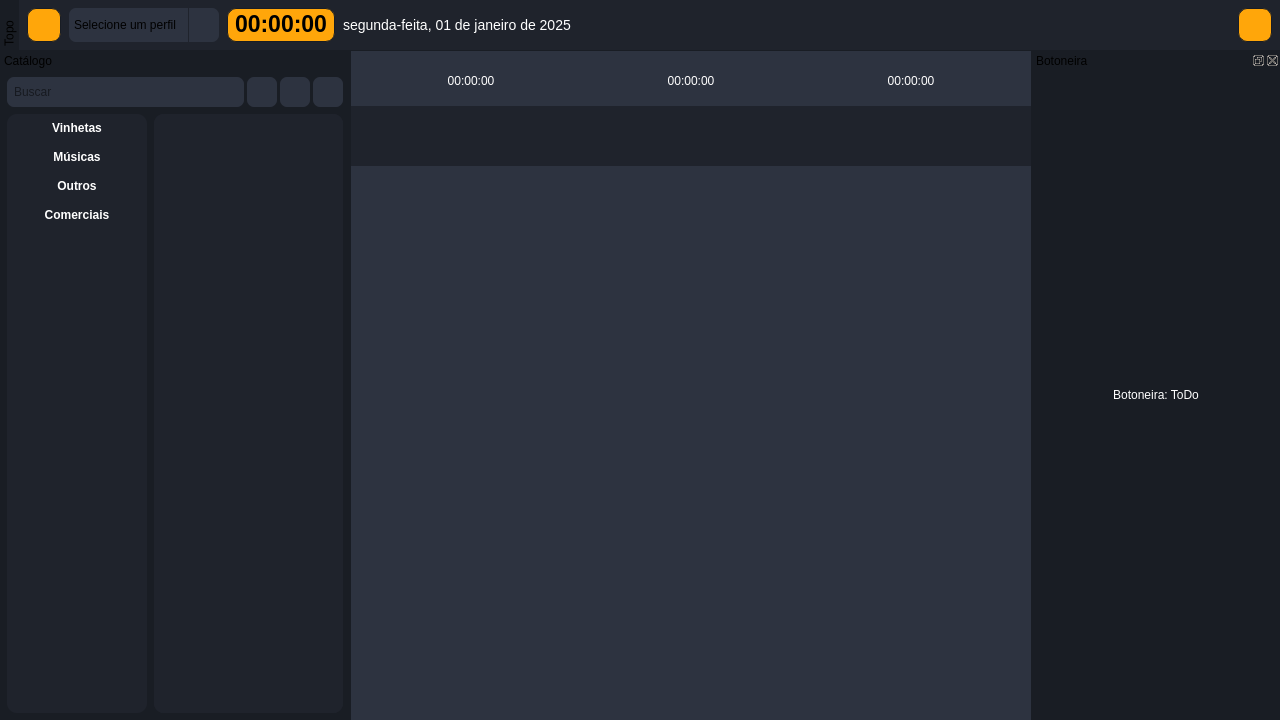
The window that frontend/flow.ui (BrunoCardosoFS/NaxiStudioFlow) describes before a commit, drawn with Qt 5.
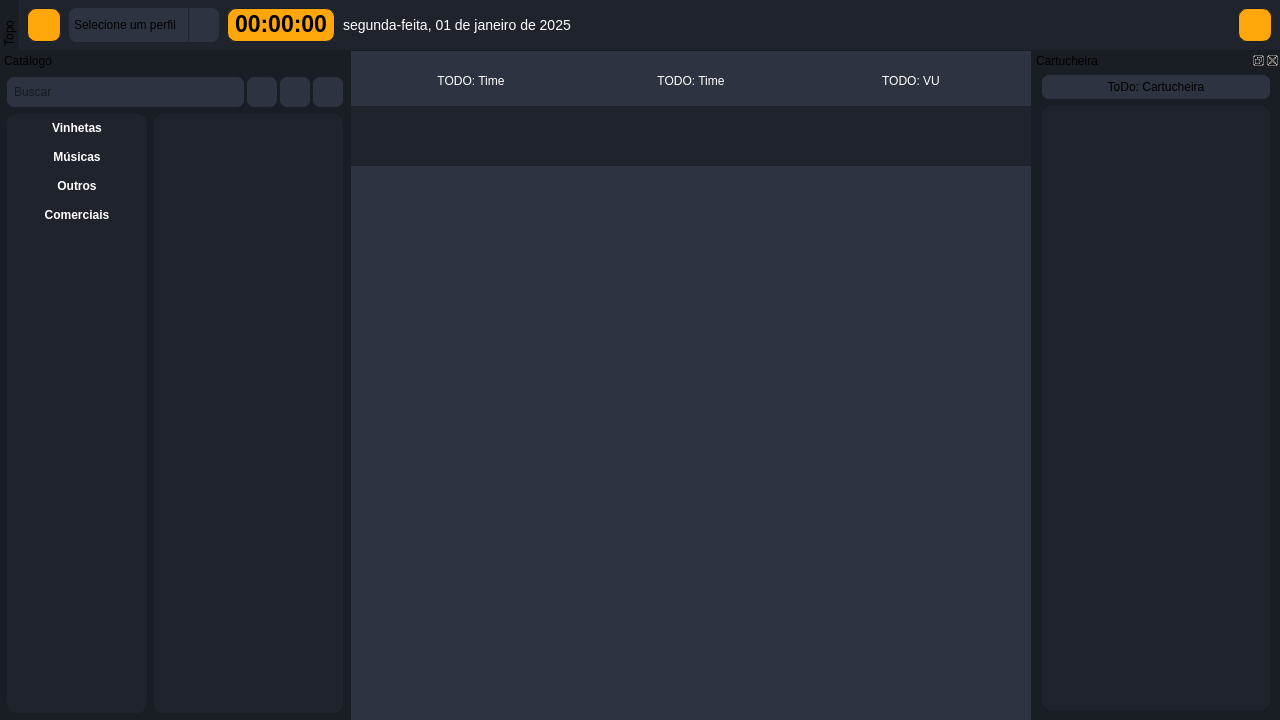
The same window after the commit. Icons and pictures are not drawn.

What changed in the file:
```diff
--- a/frontend/flow.ui
+++ b/frontend/flow.ui
@@ -17,7 +17,7 @@
    </size>
   </property>
   <property name="windowTitle">
-   <string>NaxiStudio Flow</string>
+   <string notr="true">NaxiStudio Flow</string>
   </property>
   <property name="styleSheet">
    <string notr="true">#Flow{
@@ -189,17 +189,17 @@
 
 /* Doc Catalog */
 
-#DocCatalog, #DocCatalogWidget{
+QDockWidget, #DocCatalogWidget, #DocCartWallWidget{
 	background-color: #191D24;
 }
 
-#DocCatalog QScrollArea{
+#DocCatalog QScrollArea, #DocCartWallWidget QScrollArea{
 	background-color: #1F232C;
 	border: none;
 	border-radius: 10px;
 }
 
-#FilesListContent, #FoldersListContent{
+#FilesListContent, #FoldersListContent, #DocCartWallScrollWidget{
 	background-color: #1F232C;
 	border-radius: 10px;
 }
@@ -360,7 +360,7 @@
              </sizepolicy>
             </property>
             <property name="text">
-             <string>00:00:00</string>
+             <string notr="true">TODO: Time</string>
             </property>
             <property name="scaledContents">
              <bool>false</bool>
@@ -379,7 +379,7 @@
              </sizepolicy>
             </property>
             <property name="text">
-             <string>00:00:00</string>
+             <string notr="true">TODO: Time</string>
             </property>
             <property name="scaledContents">
              <bool>false</bool>
@@ -398,7 +398,7 @@
              </sizepolicy>
             </property>
             <property name="text">
-             <string>00:00:00</string>
+             <string notr="true">TODO: VU</string>
             </property>
             <property name="scaledContents">
              <bool>false</bool>
@@ -464,26 +464,7 @@
            </spacer>
           </item>
           <item>
-           <spacer name="horizontalSpacer_5">
-            <property name="cursor">
-             <cursorShape>ArrowCursor</cursorShape>
-            </property>
-            <property name="orientation">
-             <enum>Qt::Orientation::Horizontal</enum>
-            </property>
-            <property name="sizeType">
-             <enum>QSizePolicy::Policy::Fixed</enum>
-            </property>
-            <property name="sizeHint" stdset="0">
-             <size>
-              <width>30</width>
-              <height>20</height>
-             </size>
-            </property>
-           </spacer>
-          </item>
-          <item>
-           <widget class="QPushButton" name="btnRepeat">
+           <widget class="QPushButton" name="btnNext">
             <property name="sizePolicy">
              <sizepolicy hsizetype="Fixed" vsizetype="Fixed">
               <horstretch>0</horstretch>
@@ -510,7 +491,7 @@
             </property>
             <property name="icon">
              <iconset resource="resources/flow.qrc">
-              <normaloff>:/images/icons/repeat.svg</normaloff>:/images/icons/repeat.svg</iconset>
+              <normaloff>:/images/icons/next.svg</normaloff>:/images/icons/next.svg</iconset>
             </property>
             <property name="iconSize">
              <size>
@@ -596,44 +577,6 @@
             </property>
            </widget>
           </item>
-          <item>
-           <widget class="QPushButton" name="btnNext">
-            <property name="sizePolicy">
-             <sizepolicy hsizetype="Fixed" vsizetype="Fixed">
-              <horstretch>0</horstretch>
-              <verstretch>0</verstretch>
-             </sizepolicy>
-            </property>
-            <property name="minimumSize">
-             <size>
-              <width>34</width>
-              <height>34</height>
-             </size>
-            </property>
-            <property name="maximumSize">
-             <size>
-              <width>34</width>
-              <height>34</height>
-             </size>
-            </property>
-            <property name="cursor">
-             <cursorShape>PointingHandCursor</cursorShape>
-            </property>
-            <property name="text">
-             <string/>
-            </property>
-            <property name="icon">
-             <iconset resource="resources/flow.qrc">
-              <normaloff>:/images/icons/next.svg</normaloff>:/images/icons/next.svg</iconset>
-            </property>
-            <property name="iconSize">
-             <size>
-              <width>28</width>
-              <height>28</height>
-             </size>
-            </property>
-           </widget>
-          </item>
           <item>
            <widget class="QPushButton" name="btnStop">
             <property name="sizePolicy">
@@ -1206,7 +1149,7 @@
     </layout>
    </widget>
   </widget>
-  <widget class="QDockWidget" name="DoclRight">
+  <widget class="QDockWidget" name="DocCartWall">
    <property name="minimumSize">
     <size>
      <width>248</width>
@@ -1223,21 +1166,112 @@
     <set>Qt::DockWidgetArea::LeftDockWidgetArea|Qt::DockWidgetArea::RightDockWidgetArea</set>
    </property>
    <property name="windowTitle">
-    <string>Botoneira</string>
+    <string>Cartucheira</string>
    </property>
    <attribute name="dockWidgetArea">
     <number>2</number>
    </attribute>
-   <widget class="QWidget" name="DoclRightWidget">
+   <widget class="QWidget" name="DocCartWallWidget">
     <layout class="QVBoxLayout" name="verticalLayout_3">
+     <property name="spacing">
+      <number>2</number>
+     </property>
+     <property name="leftMargin">
+      <number>10</number>
+     </property>
+     <property name="topMargin">
+      <number>0</number>
+     </property>
+     <property name="rightMargin">
+      <number>10</number>
+     </property>
+     <property name="bottomMargin">
+      <number>10</number>
+     </property>
      <item>
-      <widget class="QLabel" name="label_2">
-       <property name="text">
-        <string>Botoneira: ToDo</string>
+      <widget class="QWidget" name="widget" native="true">
+       <property name="sizePolicy">
+        <sizepolicy hsizetype="Expanding" vsizetype="Fixed">
+         <horstretch>0</horstretch>
+         <verstretch>0</verstretch>
+        </sizepolicy>
        </property>
-       <property name="alignment">
-        <set>Qt::AlignmentFlag::AlignCenter</set>
+       <property name="minimumSize">
+        <size>
+         <width>0</width>
+         <height>30</height>
+        </size>
        </property>
+       <property name="maximumSize">
+        <size>
+         <width>16777215</width>
+         <height>60</height>
+        </size>
+       </property>
+       <layout class="QHBoxLayout" name="horizontalLayout_4">
+        <property name="spacing">
+         <number>5</number>
+        </property>
+        <property name="leftMargin">
+         <number>0</number>
+        </property>
+        <property name="topMargin">
+         <number>5</number>
+        </property>
+        <property name="rightMargin">
+         <number>0</number>
+        </property>
+        <property name="bottomMargin">
+         <number>5</number>
+        </property>
+        <item>
+         <widget class="QPushButton" name="pushButton_2">
+          <property name="text">
+           <string>ToDo: Cartucheira</string>
+          </property>
+         </widget>
+        </item>
+       </layout>
+      </widget>
+     </item>
+     <item>
+      <widget class="QScrollArea" name="DocCartWallScroll">
+       <property name="horizontalScrollBarPolicy">
+        <enum>Qt::ScrollBarPolicy::ScrollBarAlwaysOff</enum>
+       </property>
+       <property name="sizeAdjustPolicy">
+        <enum>QAbstractScrollArea::SizeAdjustPolicy::AdjustIgnored</enum>
+       </property>
+       <property name="widgetResizable">
+        <bool>true</bool>
+       </property>
+       <widget class="QWidget" name="DocCartWallScrollWidget">
+        <property name="geometry">
+         <rect>
+          <x>0</x>
+          <y>0</y>
+          <width>228</width>
+          <height>595</height>
+         </rect>
+        </property>
+        <layout class="QGridLayout" name="gridLayout" rowstretch="0">
+         <property name="leftMargin">
+          <number>10</number>
+         </property>
+         <property name="topMargin">
+          <number>10</number>
+         </property>
+         <property name="rightMargin">
+          <number>10</number>
+         </property>
+         <property name="bottomMargin">
+          <number>10</number>
+         </property>
+         <property name="spacing">
+          <number>5</number>
+         </property>
+        </layout>
+       </widget>
       </widget>
      </item>
     </layout>
@@ -1269,7 +1303,7 @@
     <set>Qt::DockWidgetArea::TopDockWidgetArea</set>
    </property>
    <property name="windowTitle">
-    <string>Topo</string>
+    <string notr="true">Topo</string>
    </property>
    <attribute name="dockWidgetArea">
     <number>4</number>
@@ -1366,7 +1400,7 @@
      <item>
       <widget class="QLabel" name="clock">
        <property name="text">
-        <string>00:00:00</string>
+        <string notr="true">00:00:00</string>
        </property>
        <property name="textFormat">
         <enum>Qt::TextFormat::AutoText</enum>
@@ -1385,7 +1419,7 @@
      <item>
       <widget class="QLabel" name="date">
        <property name="text">
-        <string>segunda-feita, 01 de janeiro de 2025</string>
+        <string notr="true">segunda-feita, 01 de janeiro de 2025</string>
        </property>
       </widget>
      </item>
```
